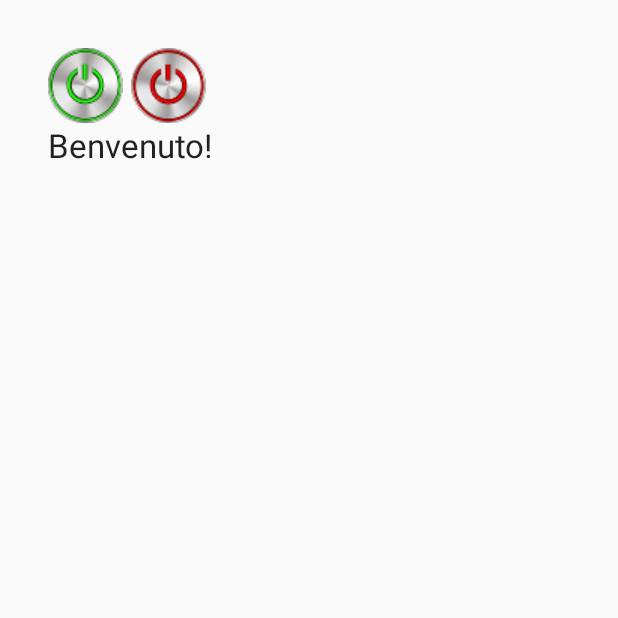
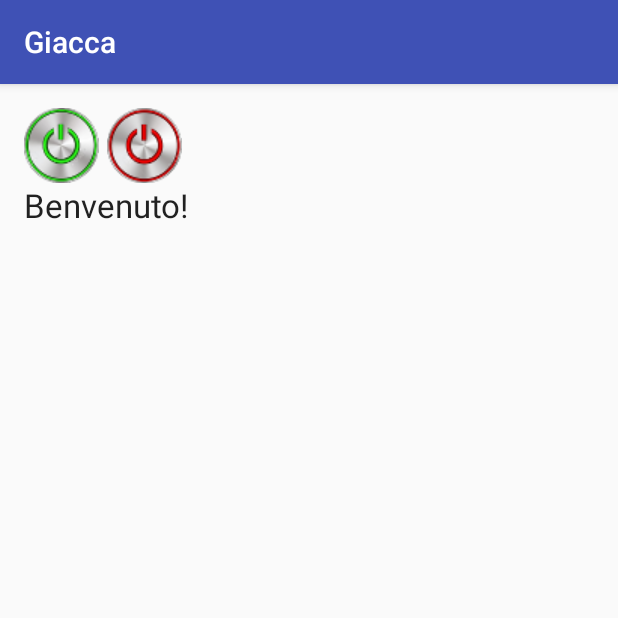
Before and after one commit to sgarzo10/giacca, an Android app: the screen it shows after launch (MainActivity), on a phone screen of 412 x 824 dp, the top half of it. Run offline under Robolectric (Android 15) with nearby library versions, the phone set to English and light mode, and no system bars.

Commit message:
Rimossi style inutili Modificato style Manifest Modificato nome applicazione Rimosso content_main

```diff
--- a/app/src/main/AndroidManifest.xml
+++ b/app/src/main/AndroidManifest.xml
@@ -15,9 +15,7 @@
         android:theme="@style/AppTheme">
         <activity
             android:name="com.giacca.gui.search.MainActivity"
-            android:label="@string/app_name"
-            android:screenOrientation="portrait"
-            android:theme="@style/AppTheme.NoActionBar">
+            android:screenOrientation="portrait">
             <intent-filter>
                 <action android:name="android.intent.action.MAIN" />
                 <category android:name="android.intent.category.LAUNCHER" />
--- a/app/src/main/res/layout/activity_main.xml
+++ b/app/src/main/res/layout/activity_main.xml
@@ -9,5 +9,85 @@
     android:paddingRight="@dimen/activity_horizontal_margin"
     android:paddingTop="@dimen/activity_vertical_margin"
     tools:context="com.giacca.gui.search.MainActivity">
-    <include layout="@layout/content_main" />
+
+    <TextView
+        android:layout_width="wrap_content"
+        android:layout_height="wrap_content"
+        android:textAppearance="?android:attr/textAppearanceLarge"
+        android:text="@string/saluto"
+        android:id="@+id/textView"
+        android:layout_below="@+id/accendi"
+        android:layout_alignParentLeft="false"
+        android:layout_alignParentStart="false" />
+
+    <Button
+        android:layout_width="wrap_content"
+        android:layout_height="wrap_content"
+        android:text="Dispositivi Associati"
+        android:id="@+id/associati"
+        android:elegantTextHeight="false"
+        android:layout_alignParentRight="true"
+        android:layout_alignParentEnd="true"
+        android:layout_above="@+id/textView"
+        android:layout_toRightOf="@+id/cerca"
+        android:visibility="invisible" />
+
+    <ListView
+        android:layout_width="wrap_content"
+        android:layout_height="wrap_content"
+        android:id="@+id/listView"
+        android:layout_alignParentLeft="true"
+        android:layout_alignParentStart="true"
+        android:layout_toLeftOf="@+id/listView2"
+        android:layout_below="@+id/textView" />
+
+    <ListView
+        android:layout_width="wrap_content"
+        android:layout_height="wrap_content"
+        android:id="@+id/listView2"
+        android:layout_below="@+id/textView"
+        android:layout_toRightOf="@+id/spegni"
+        android:layout_toLeftOf="@+id/associati" />
+
+    <ImageButton
+        android:layout_width="wrap_content"
+        android:layout_height="wrap_content"
+        android:id="@+id/accendi"
+        android:src="@drawable/accendi"
+        android:background="#00ffffff"
+        android:layout_alignParentTop="true"
+        android:layout_alignParentLeft="true"
+        android:layout_alignParentStart="false" />
+
+    <ImageButton
+        android:layout_width="wrap_content"
+        android:layout_height="wrap_content"
+        android:id="@+id/spegni"
+        android:src="@drawable/spegni"
+        android:background="#00ffffff"
+        android:layout_above="@+id/textView"
+        android:layout_toEndOf="@id/accendi"
+        android:layout_marginLeft="5dp" />
+
+    <ImageButton
+        android:layout_width="wrap_content"
+        android:layout_height="wrap_content"
+        android:id="@+id/cerca"
+        android:src="@drawable/lente"
+        android:background="#00ffffff"
+        android:layout_toEndOf="@id/spegni"
+        android:layout_alignParentStart="false"
+        android:layout_marginLeft="15dp"
+        android:layout_marginRight="50dp"
+        android:visibility="invisible" />
+
+    <LinearLayout
+        android:orientation="vertical"
+        android:layout_width="match_parent"
+        android:layout_height="match_parent"
+        android:id="@+id/linear"
+        android:layout_below="@+id/textView"
+        android:layout_alignParentEnd="false"
+        android:layout_alignParentStart="false"
+        android:layout_toRightOf="@+id/listView2"></LinearLayout>
 </RelativeLayout>
--- a/app/src/main/res/values/strings.xml
+++ b/app/src/main/res/values/strings.xml
@@ -1,5 +1,5 @@
 <resources>
-    <string name="app_name">Arduino</string>
+    <string name="app_name">Giacca</string>
     <string name="saluto">Benvenuto!</string>
     <string name="error">Errore Generico</string>
     <string name="send_error">Errore invio!</string>
--- a/app/src/main/res/values/styles.xml
+++ b/app/src/main/res/values/styles.xml
@@ -1,20 +1,8 @@
 <resources>
-
-    <!-- Base application theme. -->
     <style name="AppTheme" parent="Theme.AppCompat.Light.DarkActionBar">
         <!-- Customize your theme here. -->
         <item name="colorPrimary">@color/colorPrimary</item>
         <item name="colorPrimaryDark">@color/colorPrimaryDark</item>
         <item name="colorAccent">@color/colorAccent</item>
     </style>
-
-    <style name="AppTheme.NoActionBar">
-        <item name="windowActionBar">false</item>
-        <item name="windowNoTitle">true</item>
-    </style>
-
-    <style name="AppTheme.AppBarOverlay" parent="ThemeOverlay.AppCompat.Dark.ActionBar" />
-
-    <style name="AppTheme.PopupOverlay" parent="ThemeOverlay.AppCompat.Light" />
-
 </resources>
```
